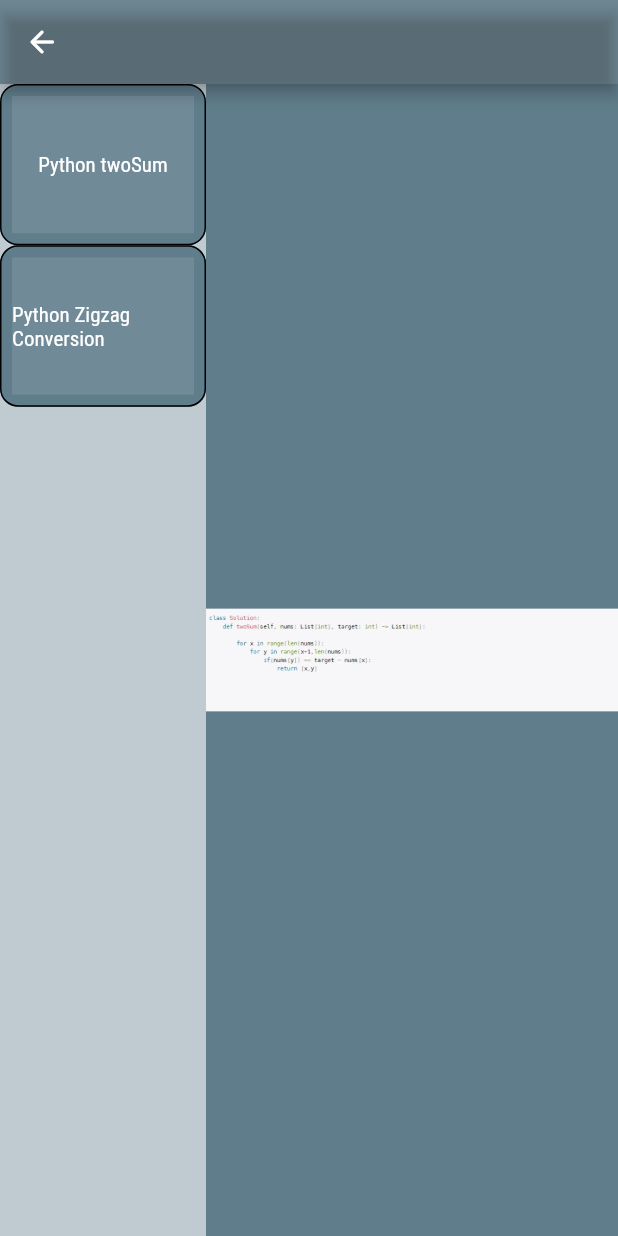
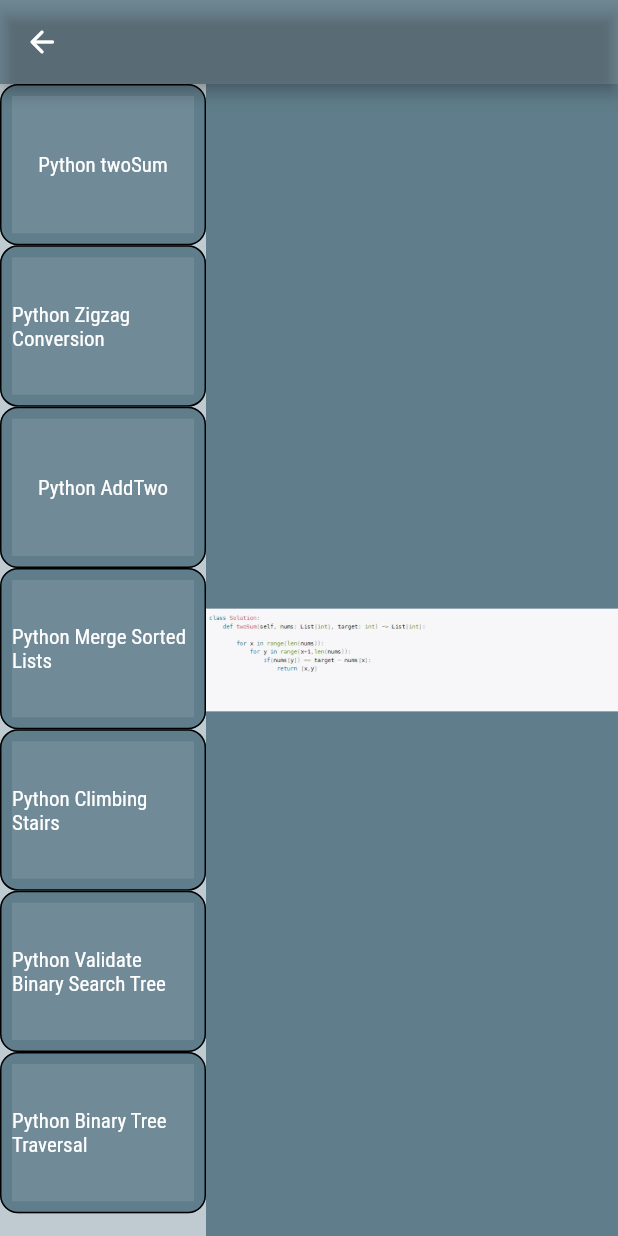
Before and after one commit to john-smarr/PortfolioSite, a Flutter app: the CodingExperiencePage screen opened by its route, on a phone screen of 412 x 824 dp. Run offline on Flutter 3.47's test engine with Material 2 defaults, Android fonts, the phone set to English and light mode, and no system bars; our stand-ins replace flutter_riverpod.

Commit message:
Coding experience page update
Added temp fix for state issue and added additional examples

```diff
--- a/lib/models/accomplishment_display.dart
+++ b/lib/models/accomplishment_display.dart
@@ -16,7 +16,25 @@ class Accomplishment extends ChangeNotifier {
       Accomplishment(
           'Python Zigzag Conversion',
           'assets/images/PythonZigzagConversion.JPG',
-          [CodeAccomplishment('Python Zigzag Conversion')])
+          [CodeAccomplishment('Python Zigzag Conversion')]),
+      Accomplishment('Python AddTwo', 'assets/images/PythonAddTwo.JPG',
+          [CodeAccomplishment('Python Add Two')]),
+      Accomplishment(
+          'Python Merge Sorted Lists',
+          'assets/images/PythonMergeTwoSortedLists.JPG',
+          [CodeAccomplishment('Python Merge Sorted Lists')]),
+      Accomplishment(
+          'Python Climbing Stairs',
+          'assets/images/PythonClimbingStairs.JPG',
+          [CodeAccomplishment('Python Climbing Stairs')]),
+      Accomplishment(
+          'Python Validate Binary Search Tree',
+          'assets/images/PythonValidateBinaryTree.JPG',
+          [CodeAccomplishment('Python Validate Binary Search Tree')]),
+      Accomplishment(
+          'Python Binary Tree Traversal',
+          'assets/images/PythonBinaryTreeTraversal.JPG',
+          [CodeAccomplishment('Python Binary Tree Traversal')]),
     ];
   }
 
--- a/lib/pages/coding_experience_page.dart
+++ b/lib/pages/coding_experience_page.dart
@@ -1,10 +1,13 @@
 import 'package:flutter/material.dart';
-import 'package:flutter/scheduler.dart';
 import 'package:js_portfolio_flutter/models/accomplishment_display.dart';
-import 'package:flutter/src/widgets/container.dart';
-import 'package:flutter/src/widgets/framework.dart';
+import 'package:flutter_riverpod/flutter_riverpod.dart';
 
 var selected = 0;
+var imgPath;
+
+void main() => runApp(ProviderScope(child: const CodingExperiencePage()));
+
+final imageProvider = StateNotifierProvider((ref) => imgPath);
 
 class CodingExperiencePage extends StatelessWidget {
   const CodingExperiencePage({super.key});
@@ -19,12 +22,12 @@ class CodingExperiencePage extends StatelessWidget {
               onPressed: (() {
                 Navigator.of(context).pop();
               }),
-              icon: Icon(Icons.arrow_back_rounded))),
+              icon: const Icon(Icons.arrow_back_rounded))),
       backgroundColor: Colors.blueGrey,
       body: Row(
         mainAxisAlignment: MainAxisAlignment.spaceBetween,
         children: [
-          ScrollableCodeSelector(),
+          const ScrollableCodeSelector(),
           CodeDisplayWidget(
             index: selected,
           )
@@ -61,7 +64,7 @@ class _ScrollableCodeSelectorState extends State<ScrollableCodeSelector> {
                 return TextButton(
                   style: ButtonStyle(
                       shape: MaterialStateProperty.all(RoundedRectangleBorder(
-                          side: BorderSide(
+                          side: const BorderSide(
                               color: Colors.black,
                               width: 1,
                               style: BorderStyle.solid),
@@ -71,11 +74,17 @@ class _ScrollableCodeSelectorState extends State<ScrollableCodeSelector> {
                   onPressed: () {
                     setState(() {
                       accomplishment = accomplishments[index];
-                      CodeDisplayWidget(index: ,);
+                      CodeDisplayWidget(
+                        index: index,
+                      );
                     });
                     selected = index;
                     //_ChangeAccomplishment(index);
-
+                    Navigator.pushReplacement(
+                        context,
+                        MaterialPageRoute(
+                            builder: (BuildContext context) =>
+                                const CodingExperiencePage()));
                     print(accomplishments[index].getImagePath);
                   },
                   child: Container(
@@ -84,7 +93,7 @@ class _ScrollableCodeSelectorState extends State<ScrollableCodeSelector> {
                     color: Colors.white10,
                     child: Text(
                       accomplishments[index].name,
-                      style: TextStyle(color: Colors.white),
+                      style: const TextStyle(color: Colors.white),
                     ),
                   ),
                 );
--- a/pubspec.yaml
+++ b/pubspec.yaml
@@ -38,6 +38,7 @@ dependencies:
   # The following adds the Cupertino Icons font to your application.
   # Use with the CupertinoIcons class for iOS style icons.
   cupertino_icons: ^1.0.2
+  flutter_riverpod: ^2.1.3
 
 dev_dependencies:
   flutter_test:
@@ -67,6 +68,11 @@ flutter:
     - assets/images/library_background2.jpg
     - assets/images/PythonTwoSum.JPG
     - assets/images/PythonZigzagConversion.JPG
+    - assets/images/PythonAddTwo.JPG
+    - assets/images/PythonMergeTwoSortedLists.JPG
+    - assets/images/PythonClimbingStairs.JPG
+    - assets/images/PythonValidateBinaryTree.JPG
+    - assets/images/PythonBinaryTreeTraversal.JPG
   #   - images/a_dot_ham.jpeg
 
   # An image asset can refer to one or more resolution-specific "variants", see
```
Also changed, not shown: assets/images/PythonAddTwo.JPG (added), assets/images/PythonBinaryTreeTraversal.JPG (added), assets/images/PythonClimbingStairs.JPG (added), assets/images/PythonMergeTwoSortedLists.JPG (added), assets/images/PythonValidateBinaryTree.JPG (added), pubspec.lock, 1 other file.
